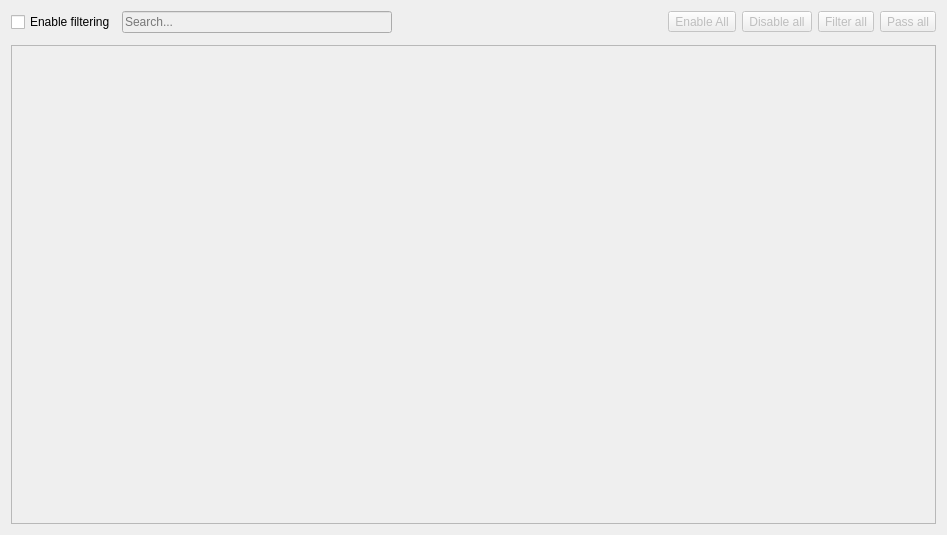
First picture: the form in plugins/connectivityinspector/filterwidget.ui, repository chgans/GammaRay, before the edit.
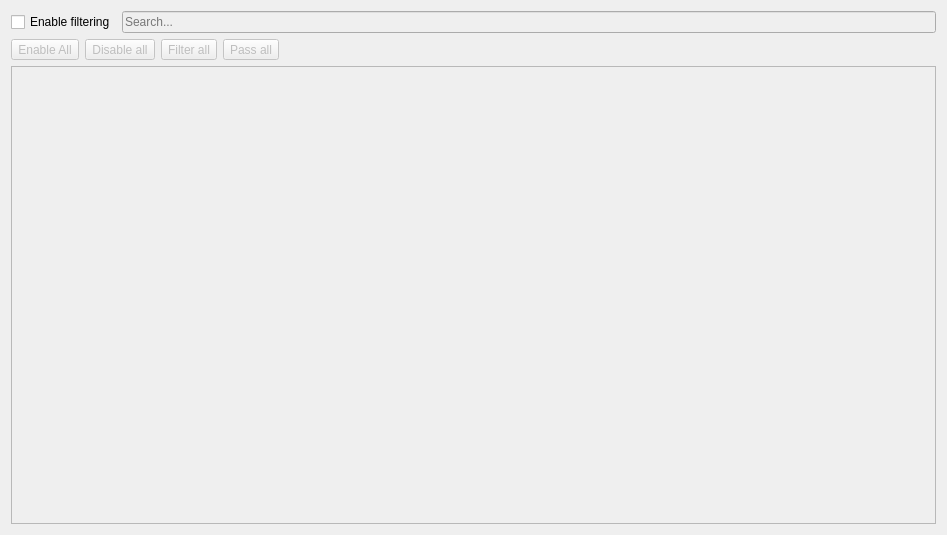
Second picture: the form after the edit. Custom widgets are drawn as their Qt base class.

Commit message: connectivity inspector: Minor UI filter improvement

Diff of the .ui file:
```diff
--- a/plugins/connectivityinspector/filterwidget.ui
+++ b/plugins/connectivityinspector/filterwidget.ui
@@ -15,10 +15,7 @@
   </property>
   <layout class="QVBoxLayout" name="verticalLayout">
    <item>
-    <layout class="QHBoxLayout" name="toolbarLayout">
-     <property name="bottomMargin">
-      <number>6</number>
-     </property>
+    <layout class="QHBoxLayout" name="horizontalLayout_2">
      <item>
       <widget class="QCheckBox" name="enableFilteringCheckBox">
        <property name="text">
@@ -36,19 +33,10 @@
        </property>
       </widget>
      </item>
-     <item>
-      <spacer name="horizontalSpacer_2">
-       <property name="orientation">
-        <enum>Qt::Horizontal</enum>
-       </property>
-       <property name="sizeHint" stdset="0">
-        <size>
-         <width>40</width>
-         <height>20</height>
-        </size>
-       </property>
-      </spacer>
-     </item>
+    </layout>
+   </item>
+   <item>
+    <layout class="QHBoxLayout" name="horizontalLayout">
      <item>
       <widget class="QToolButton" name="enableAllButton">
        <property name="enabled">
@@ -89,6 +77,19 @@
        </property>
       </widget>
      </item>
+     <item>
+      <spacer name="horizontalSpacer">
+       <property name="orientation">
+        <enum>Qt::Horizontal</enum>
+       </property>
+       <property name="sizeHint" stdset="0">
+        <size>
+         <width>40</width>
+         <height>20</height>
+        </size>
+       </property>
+      </spacer>
+     </item>
     </layout>
    </item>
    <item>
```
